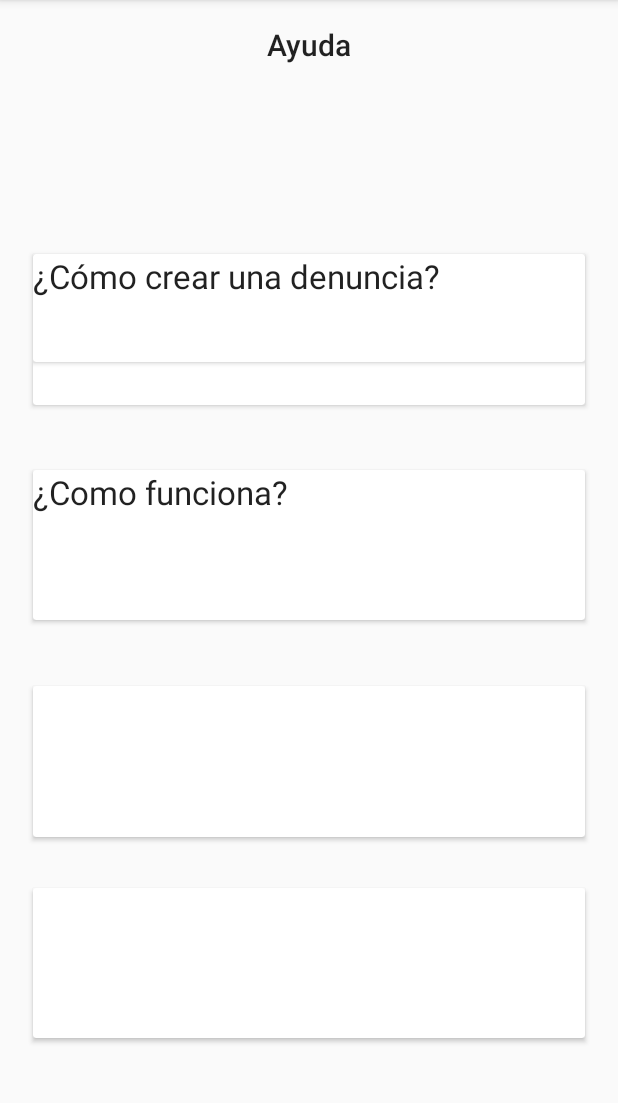
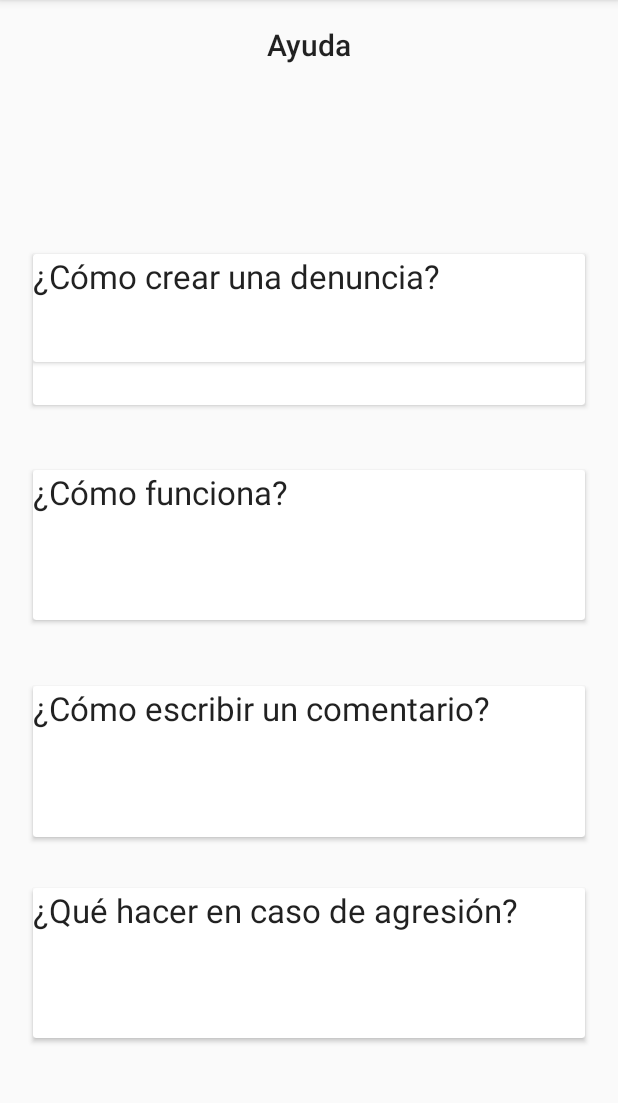
Before and after one commit to rrsegnini/AP-RESPETO., an Android app: the PantallaAyuda screen opened directly, with no data from a screen before it, on a phone screen of 412 x 824 dp, the part 84-1187 px from its top. Run offline under Robolectric (Android 15) with nearby library versions, the phone set to English and light mode, and no system bars.

Commit message:
Pantallas comentario, ayuda y telefonos de emergencias

```diff
--- a/app/src/main/res/layout/activity_pantalla_ayuda.xml
+++ b/app/src/main/res/layout/activity_pantalla_ayuda.xml
@@ -54,13 +54,13 @@
         app:layout_constraintBottom_toTopOf="@+id/cardView3"
         app:layout_constraintEnd_toEndOf="parent"
         app:layout_constraintStart_toStartOf="parent"
-        app:layout_constraintTop_toBottomOf="@+id/cardView" >
+        app:layout_constraintTop_toBottomOf="@+id/cardView">
 
         <TextView
             android:id="@+id/textView5"
             android:layout_width="wrap_content"
             android:layout_height="wrap_content"
-            android:text="¿Como funciona?"
+            android:text="¿Cómo funciona?"
             android:textAppearance="@style/TextAppearance.AppCompat.Large" />
     </android.support.v7.widget.CardView>
 
@@ -72,7 +72,15 @@
         app:layout_constraintBottom_toTopOf="@+id/cardView4"
         app:layout_constraintEnd_toEndOf="parent"
         app:layout_constraintStart_toStartOf="parent"
-        app:layout_constraintTop_toBottomOf="@+id/cardView2" />
+        app:layout_constraintTop_toBottomOf="@+id/cardView2">
+
+        <TextView
+            android:id="@+id/textView15"
+            android:layout_width="wrap_content"
+            android:layout_height="wrap_content"
+            android:text="¿Cómo escribir un comentario?"
+            android:textAppearance="@style/TextAppearance.AppCompat.Large" />
+    </android.support.v7.widget.CardView>
 
     <android.support.v7.widget.CardView
         android:id="@+id/cardView4"
@@ -82,6 +90,14 @@
         app:layout_constraintBottom_toBottomOf="parent"
         app:layout_constraintEnd_toEndOf="parent"
         app:layout_constraintStart_toStartOf="parent"
-        app:layout_constraintTop_toBottomOf="@+id/cardView3" />
+        app:layout_constraintTop_toBottomOf="@+id/cardView3">
+
+        <TextView
+            android:id="@+id/textView16"
+            android:layout_width="wrap_content"
+            android:layout_height="wrap_content"
+            android:text="¿Qué hacer en caso de agresión?"
+            android:textAppearance="@style/TextAppearance.AppCompat.Large" />
+    </android.support.v7.widget.CardView>
 
 </android.support.constraint.ConstraintLayout>
```
